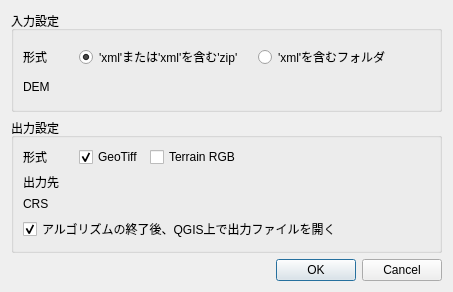
The window that quick_dem_for_jp_dialog_base.ui (MIERUNE/QuickDEM4JP) describes before a commit, drawn with Qt 5.
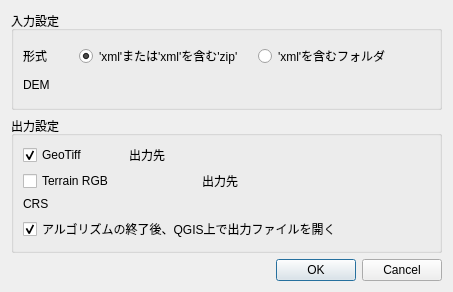
The same window after the commit. Custom widgets are drawn as their Qt base class.

Commit message: Add terrain output in UI and redesign

```diff
--- a/quick_dem_for_jp_dialog_base.ui
+++ b/quick_dem_for_jp_dialog_base.ui
@@ -109,27 +109,8 @@
      </property>
      <layout class="QVBoxLayout" name="verticalLayout_4">
       <item>
-       <layout class="QHBoxLayout" name="horizontalLayout_8">
-        <item>
-         <widget class="QLabel" name="label_3">
-          <property name="sizePolicy">
-           <sizepolicy hsizetype="Fixed" vsizetype="Fixed">
-            <horstretch>0</horstretch>
-            <verstretch>0</verstretch>
-           </sizepolicy>
-          </property>
-          <property name="minimumSize">
-           <size>
-            <width>50</width>
-            <height>0</height>
-           </size>
-          </property>
-          <property name="text">
-           <string>形式</string>
-          </property>
-         </widget>
-        </item>
-        <item>
+       <layout class="QHBoxLayout" name="horizontalLayout_2">
+       <item>
          <widget class="QCheckBox" name="checkBox_outputGeoTiff">
           <property name="sizePolicy">
            <sizepolicy hsizetype="Fixed" vsizetype="Fixed">
@@ -140,15 +121,46 @@
           <property name="text">
            <string>GeoTiff</string>
           </property>
+          <property name="minimumSize">
+           <size>
+            <width>100</width>
+            <height>0</height>
+           </size>
+          </property>
           <property name="checked">
            <bool>true</bool>
           </property>
          </widget>
         </item>
         <item>
-         <widget class="QCheckBox" name="checkBox_outputTerrainRGB">
+         <widget class="QLabel" name="label_2">
+          <property name="sizePolicy">
+           <sizepolicy hsizetype="Fixed" vsizetype="Fixed">
+            <horstretch>0</horstretch>
+            <verstretch>0</verstretch>
+           </sizepolicy>
+          </property>
+          <property name="minimumSize">
+           <size>
+            <width>50</width>
+            <height>0</height>
+           </size>
+          </property>
           <property name="text">
-           <string>Terrain RGB</string>
+           <string>出力先</string>
+          </property>
+         </widget>
+        </item>
+        <item>
+         <widget class="QgsFileWidget" name="mQgsFileWidget_outputPath">
+          <property name="sizePolicy">
+           <sizepolicy hsizetype="Preferred" vsizetype="Fixed">
+            <horstretch>0</horstretch>
+            <verstretch>0</verstretch>
+           </sizepolicy>
+          </property>
+          <property name="storageMode">
+           <enum>QgsFileWidget::GetDirectory</enum>
           </property>
          </widget>
         </item>
@@ -156,6 +168,19 @@
       </item>
       <item>
        <layout class="QHBoxLayout" name="horizontalLayout_2">
+       <item>
+         <widget class="QCheckBox" name="checkBox_outputTerrainRGB">
+          <property name="text">
+           <string>Terrain RGB</string>
+          </property>
+          <property name="minimumSize">
+           <size>
+            <width>100</width>
+            <height>0</height>
+           </size>
+          </property>
+         </widget>
+        </item>
         <item>
          <widget class="QLabel" name="label_2">
           <property name="sizePolicy">
```
Left out of the diff: 2 changed lines with no effect on the pictures.
